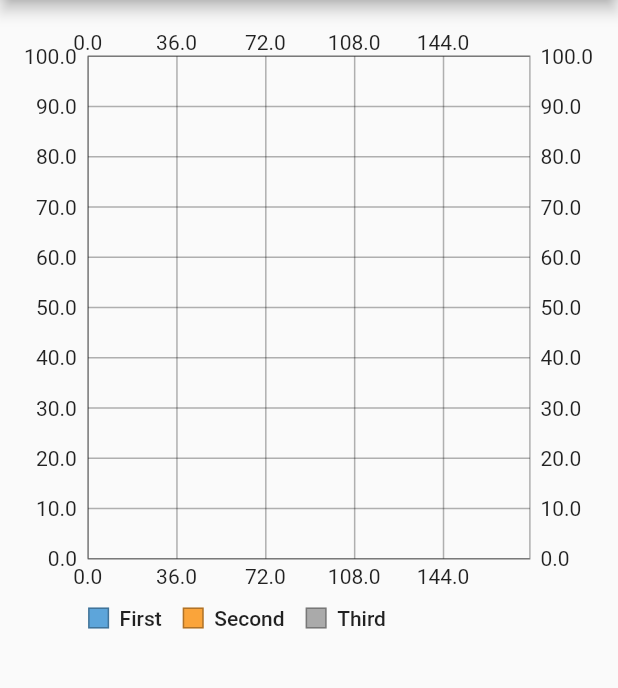
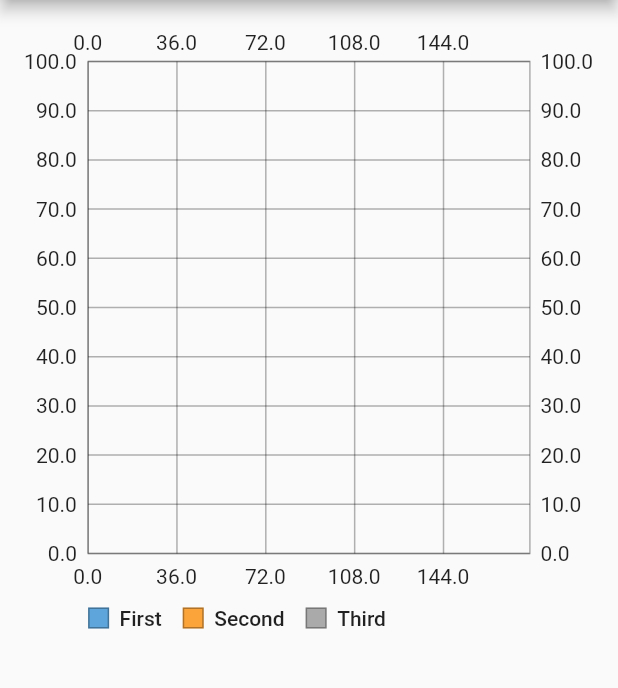
Before and after one commit to greensopinion/flutter-simple-line-chart, a Flutter app: the screen it shows after launch, on a phone screen of 412 x 824 dp, the part 84-772 px from its top. Run offline on Flutter 3.47's test engine with Material 2 defaults, Android fonts, the phone set to English and light mode, and no system bars.

Commit message:
fix layout bug

```diff
--- a/lib/src/line_chart.dart
+++ b/lib/src/line_chart.dart
@@ -147,18 +147,14 @@ class _ChartArea extends StatelessWidget {
   Widget build(BuildContext context) {
     return LayoutBuilder(builder: (context, constraints) {
       final children = <Widget>[];
-
-      children.add(Expanded(
-          child: Stack(fit: StackFit.expand, children: [
-        LineChartGrid(
-            style: (style.topAxisStyle ?? style.bottomAxisStyle)!,
-            xLabeller: xLabeller,
-            yLabeller: yLabeller)
-      ])));
+      children.add(LineChartGrid(
+          style: (style.topAxisStyle ?? style.bottomAxisStyle)!,
+          xLabeller: xLabeller,
+          yLabeller: yLabeller));
       return Container(
         width: constraints.maxWidth,
         height: constraints.maxHeight,
-        child: Stack(children: children),
+        child: Stack(fit: StackFit.expand, children: children),
       );
     });
   }
--- a/lib/src/style.dart
+++ b/lib/src/style.dart
@@ -39,12 +39,12 @@ class LineChartStyle {
             textStyle: textStyle,
             lineColor: lineColor,
             labelProvider: (point) => _defaultLabelProvider(point.x),
-            labelInsets: EdgeInsets.only(bottom: fontSize / 4)),
+            labelInsets: EdgeInsets.only(bottom: fontSize / 2)),
         bottomAxisStyle: AxisStyle(
             textStyle: textStyle,
             lineColor: lineColor,
             labelProvider: (point) => _defaultLabelProvider(point.x),
-            labelInsets: EdgeInsets.only(top: fontSize / 4)),
+            labelInsets: EdgeInsets.only(top: fontSize / 2)),
         leftAxisStyle: AxisStyle(
             textStyle: textStyle,
             labelInsets: EdgeInsets.only(right: fontSize / 2),
```
